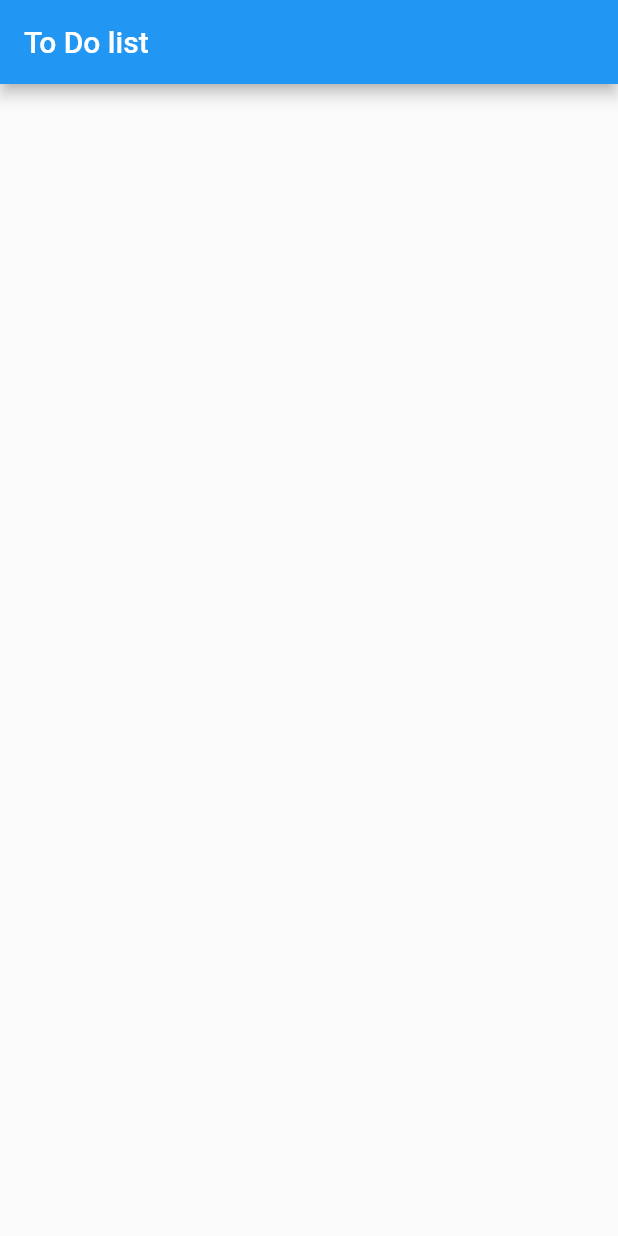
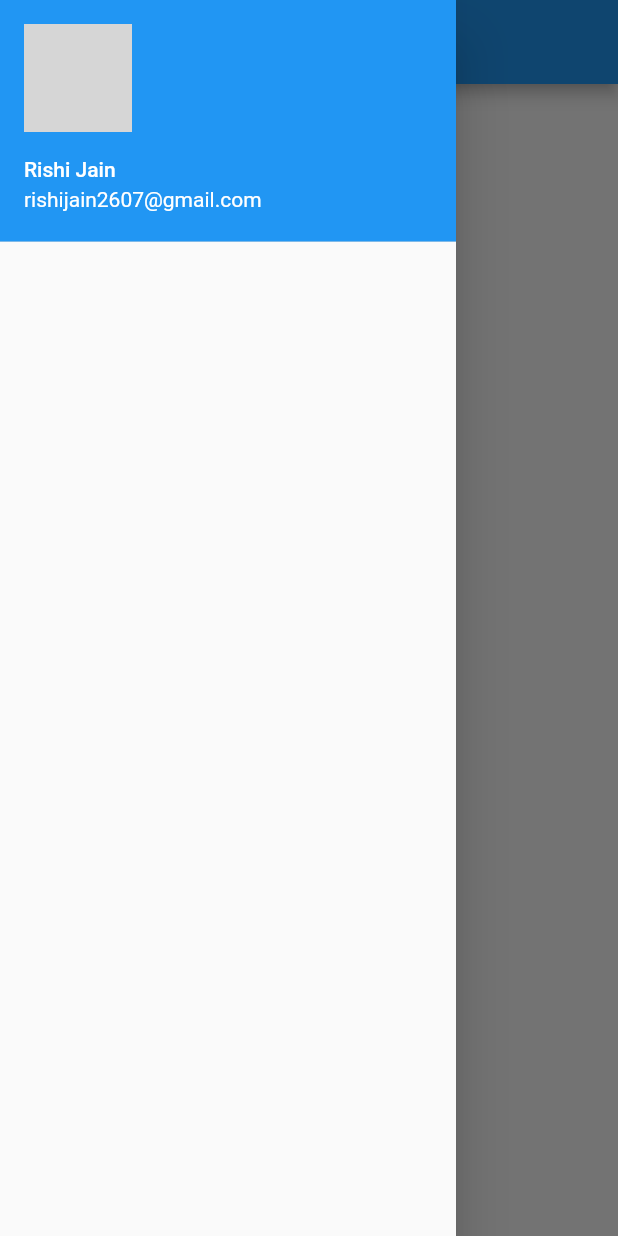
Before and after one commit to RJ2607/To_Do_List, a Flutter app: the screen it shows after launch, with the side drawer open (before the commit the screen has no drawer), on a phone screen of 412 x 824 dp. Run offline on Flutter 3.47's test engine with Material 2 defaults, Android fonts, the phone set to English and light mode, and no system bars; network calls fail; grey boxes are pictures that could not be loaded.

Commit message:
drawer navigation

```diff
--- /dev/null
+++ b/lib/helpers/drawer_navigatin.dart
@@ -0,0 +1,30 @@
+import 'package:flutter/material.dart';
+import 'package:flutter/src/widgets/framework.dart';
+import 'package:flutter/src/widgets/placeholder.dart';
+
+class DrawerNavigation extends StatefulWidget {
+  @override
+  State<DrawerNavigation> createState() => _DrawerNavigationState();
+}
+
+class _DrawerNavigationState extends State<DrawerNavigation> {
+  @override
+  Widget build(BuildContext context) {
+    return Container(
+      child: Drawer(
+        child: ListView(
+          children: [
+            UserAccountsDrawerHeader(
+              currentAccountPicture: CircleAvatar(
+                backgroundImage: NetworkImage("https://ibb.co/Hxn5prY"),
+              ),
+              accountName: Text("Rishi Jain"),
+              accountEmail: Text("rishijain2607@gmail.com"),
+              decoration: BoxDecoration(color: Colors.blue),
+            )
+          ],
+        ),
+      ),
+    );
+  }
+}
--- a/lib/screens/home_screen.dart
+++ b/lib/screens/home_screen.dart
@@ -1,6 +1,7 @@
 import 'package:flutter/material.dart';
 import 'package:flutter/src/widgets/framework.dart';
 import 'package:flutter/src/widgets/placeholder.dart';
+import 'package:project/helpers/drawer_navigatin.dart';
 
 class HomeScreen extends StatefulWidget {
   @override
@@ -12,6 +13,7 @@ class _HomeScreenState extends State<HomeScreen> {
   Widget build(BuildContext context) {
     return Scaffold(
       appBar: AppBar(title: Text("To Do list")),
+      drawer: DrawerNavigation(),
     );
   }
 }
```
